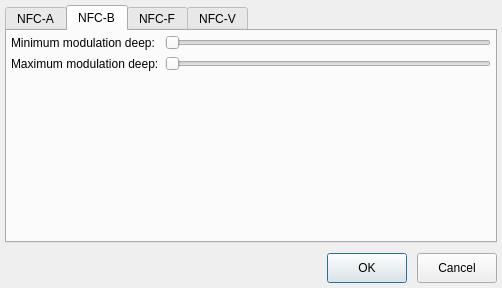
The window that src/nfc-app/app-qt/src/main/cpp/dialogs/ConfigDialog.ui (josevcm/nfc-laboratory) describes before a commit, drawn with Qt 5.
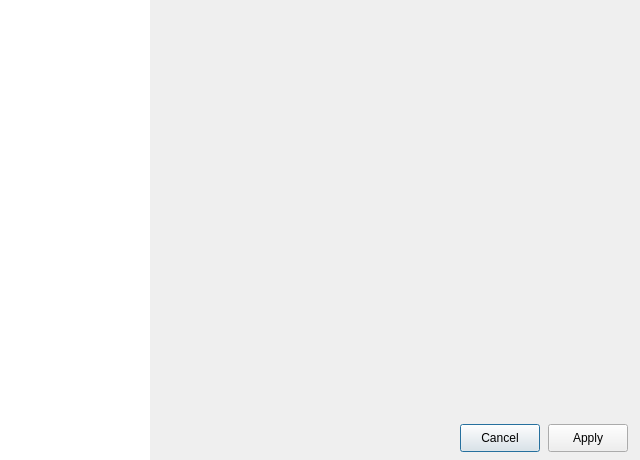
The same window after the commit.

```diff
--- a/src/nfc-app/app-qt/src/main/cpp/dialogs/ConfigDialog.ui
+++ b/src/nfc-app/app-qt/src/main/cpp/dialogs/ConfigDialog.ui
@@ -9,184 +9,95 @@
             <rect>
                 <x>0</x>
                 <y>0</y>
-                <width>502</width>
-                <height>288</height>
+                <width>640</width>
+                <height>460</height>
             </rect>
         </property>
-        <layout class="QVBoxLayout" name="verticalLayout">
-            <property name="spacing">
-                <number>0</number>
-            </property>
-            <property name="leftMargin">
-                <number>0</number>
-            </property>
-            <property name="topMargin">
-                <number>0</number>
-            </property>
-            <property name="rightMargin">
-                <number>0</number>
-            </property>
-            <property name="bottomMargin">
-                <number>0</number>
-            </property>
-            <item>
-                <layout class="QHBoxLayout" name="horizontalLayout1">
-                    <property name="spacing">
-                        <number>10</number>
-                    </property>
-                    <property name="leftMargin">
-                        <number>5</number>
-                    </property>
-                    <property name="topMargin">
-                        <number>5</number>
-                    </property>
-                    <property name="rightMargin">
-                        <number>5</number>
-                    </property>
-                    <property name="bottomMargin">
-                        <number>5</number>
-                    </property>
-                    <item>
-                        <widget class="QTabWidget" name="tabWidget">
-                            <property name="sizePolicy">
-                                <sizepolicy hsizetype="Expanding" vsizetype="Expanding">
-                                    <horstretch>0</horstretch>
-                                    <verstretch>0</verstretch>
-                                </sizepolicy>
-                            </property>
-                            <property name="tabPosition">
-                                <enum>QTabWidget::North</enum>
-                            </property>
-                            <property name="tabShape">
-                                <enum>QTabWidget::Rounded</enum>
-                            </property>
-                            <property name="currentIndex">
-                                <number>1</number>
-                            </property>
-                            <property name="tabBarAutoHide">
+        <property name="windowTitle">
+            <string>Settings</string>
+        </property>
+        <property name="sizeGripEnabled">
                                 <bool>false</bool>
                             </property>
-                            <widget class="QWidget" name="tab1">
-                                <attribute name="title">
-                                    <string>NFC-A</string>
-                                </attribute>
-                                <layout class="QVBoxLayout" name="verticalLayout1">
-                                    <item>
-                                        <layout class="QFormLayout" name="formLayout1">
-                                            <property name="horizontalSpacing">
+        <layout class="QHBoxLayout" name="mainLayout">
+            <property name="spacing">
                                                 <number>0</number>
                                             </property>
-                                            <property name="verticalSpacing">
+            <property name="leftMargin">
                                                 <number>0</number>
                                             </property>
-                                            <item row="0" column="0">
-                                                <widget class="QLabel" name="label">
-                                                    <property name="text">
-                                                        <string>NFC-A decoder options</string>
-                                                    </property>
-                                                </widget>
-                                            </item>
-                                        </layout>
-                                    </item>
-                                </layout>
-                            </widget>
-                            <widget class="QWidget" name="tab2">
-                                <attribute name="title">
-                                    <string>NFC-B</string>
-                                </attribute>
-                                <layout class="QVBoxLayout" name="verticalLayout2">
-                                    <property name="leftMargin">
-                                        <number>4</number>
-                                    </property>
                                     <property name="topMargin">
-                                        <number>4</number>
+                <number>0</number>
                                     </property>
                                     <property name="rightMargin">
-                                        <number>4</number>
+                <number>0</number>
                                     </property>
                                     <property name="bottomMargin">
-                                        <number>4</number>
+                <number>0</number>
                                     </property>
                                     <item>
-                                        <layout class="QFormLayout" name="formLayout2">
-                                            <item row="0" column="0">
-                                                <widget class="QLabel" name="label_2">
-                                                    <property name="font">
-                                                        <font>
-                                                            <pointsize>9</pointsize>
-                                                        </font>
-                                                    </property>
-                                                    <property name="text">
-                                                        <string>Minimum modulation deep:</string>
-                                                    </property>
-                                                </widget>
-                                            </item>
-                                            <item row="0" column="1">
-                                                <widget class="QSlider" name="horizontalSlider">
-                                                    <property name="orientation">
-                                                        <enum>Qt::Horizontal</enum>
-                                                    </property>
-                                                </widget>
-                                            </item>
-                                            <item row="1" column="0">
-                                                <widget class="QLabel" name="label_3">
-                                                    <property name="font">
-                                                        <font>
-                                                            <pointsize>9</pointsize>
-                                                        </font>
-                                                    </property>
-                                                    <property name="text">
-                                                        <string>Maximum modulation deep:</string>
+                <widget class="QListWidget" name="navList">
+                    <property name="minimumSize">
+                        <size>
+                            <width>150</width>
+                            <height>0</height>
+                        </size>
+                    </property>
+                    <property name="maximumSize">
+                        <size>
+                            <width>150</width>
+                            <height>16777215</height>
+                        </size>
+                    </property>
+                    <property name="frameShape">
+                        <enum>QFrame::NoFrame</enum>
+                    </property>
+                    <property name="verticalScrollBarPolicy">
+                        <enum>Qt::ScrollBarAlwaysOff</enum>
+                    </property>
+                    <property name="horizontalScrollBarPolicy">
+                        <enum>Qt::ScrollBarAlwaysOff</enum>
                                                     </property>
                                                 </widget>
                                             </item>
-                                            <item row="1" column="1">
-                                                <widget class="QSlider" name="horizontalSlider_2">
-                                                    <property name="orientation">
-                                                        <enum>Qt::Horizontal</enum>
-                                                    </property>
-                                                </widget>
-                                            </item>
-                                        </layout>
-                                    </item>
-                                </layout>
-                            </widget>
-                            <widget class="QWidget" name="tab3">
-                                <attribute name="title">
-                                    <string>NFC-F</string>
-                                </attribute>
-                                <layout class="QVBoxLayout" name="verticalLayout3"/>
-                            </widget>
-                            <widget class="QWidget" name="tab4">
-                                <attribute name="title">
-                                    <string>NFC-V</string>
-                                </attribute>
-                                <layout class="QVBoxLayout" name="verticalLayout4">
+            <item>
+                <widget class="QWidget" name="rightPanel" native="true">
+                    <layout class="QVBoxLayout" name="rightLayout">
+                        <property name="spacing">
+                            <number>0</number>
+                        </property>
+                        <property name="leftMargin">
+                            <number>0</number>
+                        </property>
+                        <property name="topMargin">
+                            <number>0</number>
+                        </property>
+                        <property name="rightMargin">
+                            <number>0</number>
+                        </property>
+                        <property name="bottomMargin">
+                            <number>0</number>
+                        </property>
                                     <item>
-                                        <layout class="QFormLayout" name="formLayout4"/>
-                                    </item>
-                                </layout>
+                            <widget class="QStackedWidget" name="contentStack">
                             </widget>
-                        </widget>
-                    </item>
-                </layout>
-            </item>
+                        </item>
             <item>
-                <layout class="QHBoxLayout" name="horizontalLayout2">
+                            <layout class="QHBoxLayout" name="buttonLayout">
                     <property name="spacing">
-                        <number>10</number>
+                                    <number>8</number>
                     </property>
                     <property name="leftMargin">
-                        <number>5</number>
+                                    <number>12</number>
                     </property>
                     <property name="topMargin">
-                        <number>5</number>
+                                    <number>8</number>
                     </property>
                     <property name="rightMargin">
-                        <number>5</number>
+                                    <number>12</number>
                     </property>
                     <property name="bottomMargin">
-                        <number>5</number>
+                                    <number>8</number>
                     </property>
                     <item>
                         <spacer name="horizontalSpacer">
@@ -201,25 +112,12 @@
                             </property>
                         </spacer>
                     </item>
-                    <item>
-                        <widget class="QPushButton" name="acceptButton">
-                            <property name="minimumSize">
-                                <size>
-                                    <width>75</width>
-                                    <height>30</height>
-                                </size>
-                            </property>
-                            <property name="text">
-                                <string>OK</string>
-                            </property>
-                        </widget>
-                    </item>
                     <item>
                         <widget class="QPushButton" name="cancelButton">
                             <property name="minimumSize">
                                 <size>
-                                    <width>75</width>
-                                    <height>30</height>
+                                                <width>80</width>
+                                                <height>28</height>
                                 </size>
                             </property>
                             <property name="text">
@@ -227,7 +125,23 @@
                             </property>
                         </widget>
                     </item>
-                </layout>
+                                <item>
+                                    <widget class="QPushButton" name="applyButton">
+                                        <property name="minimumSize">
+                                            <size>
+                                                <width>80</width>
+                                                <height>28</height>
+                                            </size>
+                                        </property>
+                                        <property name="text">
+                                            <string>Apply</string>
+                                        </property>
+                                    </widget>
+                                </item>
+                            </layout>
+                        </item>
+                    </layout>
+                </widget>
             </item>
         </layout>
     </widget>
```
Left out of the diff: 2 changed lines with no effect on the pictures. Lines whose indentation alone changed are shown as unchanged.
